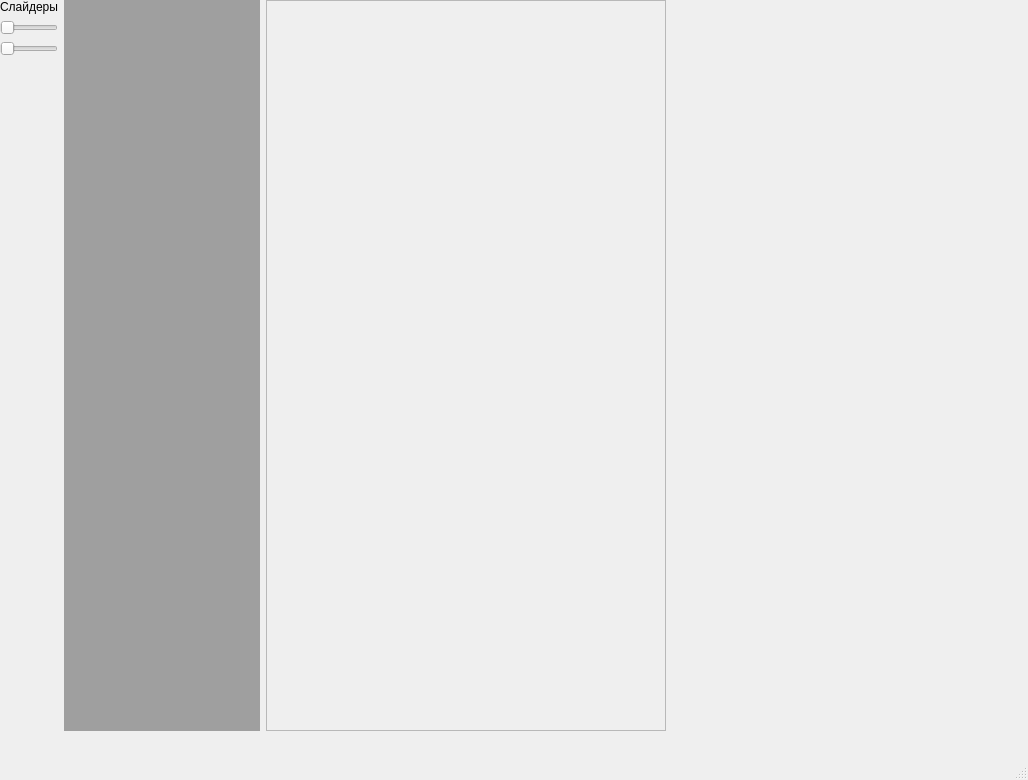
This is Oscilloscope/window_4.ui in PhiKH/Pico2040 as Qt 5 draws it before an edit. The edited form follows.
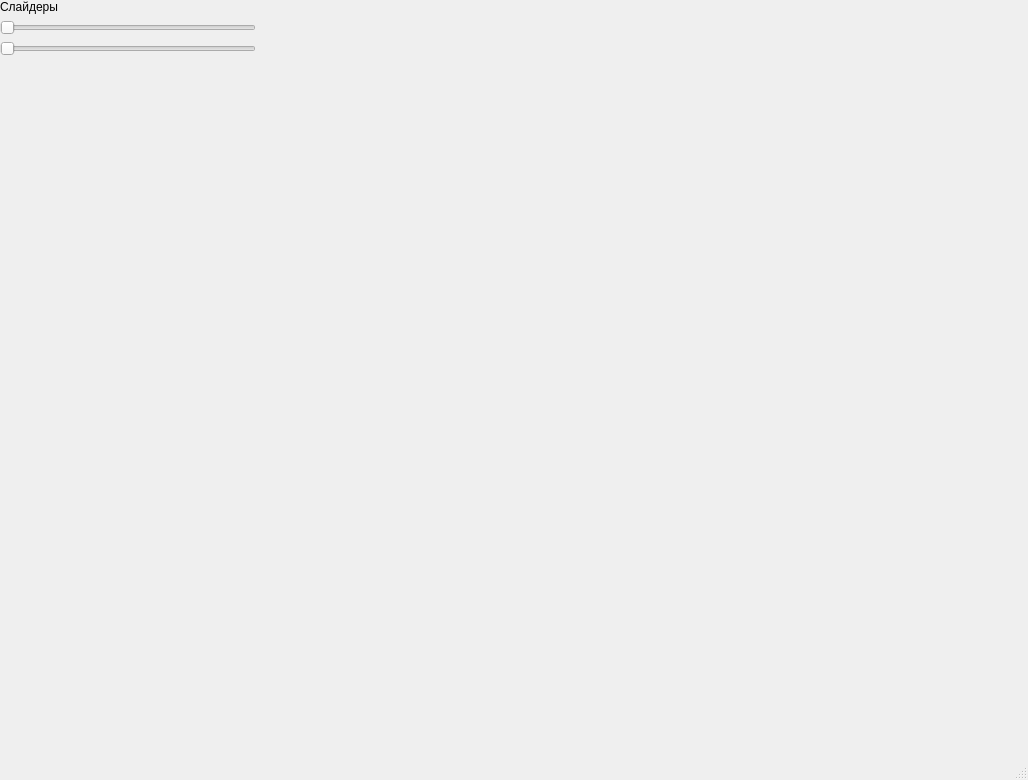
This is the edited form.

The edit to the form file:
```diff
--- a/Oscilloscope/window_4.ui
+++ b/Oscilloscope/window_4.ui
@@ -19,7 +19,7 @@
      <rect>
       <x>0</x>
       <y>0</y>
-      <width>1044</width>
+      <width>1062</width>
       <height>731</height>
      </rect>
     </property>
@@ -68,30 +68,11 @@
        </item>
       </layout>
      </item>
-     <item>
-      <widget class="QMdiArea" name="Plot_mdiArea"/>
-     </item>
-     <item>
-      <widget class="QFrame" name="Plot_frame">
-       <property name="minimumSize">
-        <size>
-         <width>400</width>
-         <height>0</height>
-        </size>
-       </property>
-       <property name="frameShape">
-        <enum>QFrame::StyledPanel</enum>
-       </property>
-       <property name="frameShadow">
-        <enum>QFrame::Raised</enum>
-       </property>
-      </widget>
-     </item>
      <item>
       <widget class="QWidget" name="Plot_widget" native="true">
        <property name="minimumSize">
         <size>
-         <width>400</width>
+         <width>800</width>
          <height>0</height>
         </size>
        </property>
```
Left out of the diff: 2 changed lines with no effect on the pictures.
